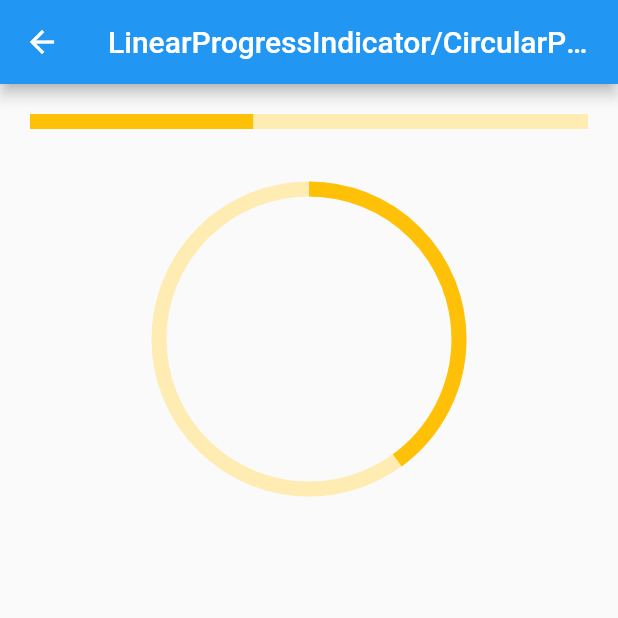
After one commit to starryxp/flutter_app, a Flutter app: the ProgressIndicatorPage screen opened by its route, on a phone screen of 412 x 824 dp, the top half of it. The commit adds this screen. Run offline on Flutter 3.47's test engine with Material 2 defaults, Android fonts, the phone set to English and light mode, and no system bars; our stand-ins replace fluttertoast.

Commit message:
ProgressIndicatorPage.dart

```diff
--- a/lib/main.dart
+++ b/lib/main.dart
@@ -27,6 +27,7 @@ import 'package:flutter_app/widgets/material/DataTablePage.dart';
 import 'package:flutter_app/widgets/material/DateTimePickersPage.dart';
 import 'package:flutter_app/widgets/material/ExpansionPanelPage.dart';
 import 'package:flutter_app/widgets/material/MaterialListPage.dart';
+import 'package:flutter_app/widgets/material/ProgressIndicatorPage.dart';
 import 'package:flutter_app/widgets/material/RadioPage.dart';
 import 'package:flutter_app/widgets/material/SimpleDialogPage.dart';
 import 'package:flutter_app/widgets/material/SliderPage.dart';
@@ -170,5 +171,7 @@ class MyApp extends StatelessWidget {
     Constant.widgetsMaterialTooltipPage: (context) => TooltipPage(),
     Constant.widgetsMaterialCardPage: (context) => CardPage(),
     Constant.widgetsMaterialDataTablePage: (context) => DataTablePage(),
+    Constant.widgetsMaterialProgressIndicatorPage: (context) =>
+        ProgressIndicatorPage(),
   };
 }
--- a/lib/utils/Constant.dart
+++ b/lib/utils/Constant.dart
@@ -60,4 +60,6 @@ class Constant {
       "widgets/material/card_page";
   static final widgetsMaterialDataTablePage =
       "widgets/material/data_table_page";
+  static final widgetsMaterialProgressIndicatorPage =
+      "widgets/material/progress_indicator_page";
 }
--- a/lib/widgets/material/MaterialListPage.dart
+++ b/lib/widgets/material/MaterialListPage.dart
@@ -76,9 +76,9 @@ class MaterialListPage extends StatelessWidget {
         content: '数据表显示原始数据集。它们通常出现在桌面企业产品中。DataTable Widget实现这个组件',
         routerName: Constant.widgetsMaterialDataTablePage),
     HomeData(
-        title: 'LinearProgressIndicator/CircularProgressIndicator',
+        title: 'LinearProgressIndicator\nCircularProgressIndicator',
         content: '一个线性进度条，一个圆形进度条',
-        routerName: ''),
+        routerName: Constant.widgetsMaterialProgressIndicatorPage),
     HomeData(
         title: 'Chip',
         content: '标签，一个Material widget。 它可以将一个复杂内容实体展现在一个小块中，如联系人。',
--- /dev/null
+++ b/lib/widgets/material/ProgressIndicatorPage.dart
@@ -0,0 +1,69 @@
+import 'package:flutter/material.dart';
+
+class ProgressIndicatorPage extends StatefulWidget {
+  final tip = '''
+1.ProgressIndicator介绍
+- LinearProgressIndicator：一个线性进度条
+- CircularProgressIndicator:一个圆形进度条
+2.LinearProgressIndicator属性
+- value：progress 0~1
+- backgroundColor：进度条底色
+- valueColor：Animation<Color> 进度条颜色 AlwaysStoppedAnimation<Color>(Colors.amber)
+3.CircularProgressIndicator属性
+- value：progress 0~1
+- backgroundColor：进度条底色
+- valueColor：Animation<Color> 进度条颜色 AlwaysStoppedAnimation<Color>(Colors.amber)
+- strokeWidth = 4.0：宽度
+  ''';
+
+  @override
+  State<StatefulWidget> createState() => _ProgressIndicatorPageState();
+}
+
+class _ProgressIndicatorPageState extends State<ProgressIndicatorPage> {
+
+  _myLinearProgressIndicator() {
+    return LinearProgressIndicator(
+      // value: null,
+      value: 0.4,
+      backgroundColor: Colors.amber.shade100,
+      valueColor: AlwaysStoppedAnimation<Color>(Colors.amber),
+    );
+  }
+
+  _myCircularProgressIndicator() {
+    return CircularProgressIndicator(
+      // value: null,
+      value: 0.4,
+      backgroundColor: Colors.amber.shade100,
+      valueColor: AlwaysStoppedAnimation<Color>(Colors.amber),
+      strokeWidth: 10,
+    );
+  }
+
+  @override
+  Widget build(BuildContext context) {
+    return Scaffold(
+      appBar: AppBar(
+        title: Text('LinearProgressIndicator/CircularProgressIndicator'),
+      ),
+      body: SingleChildScrollView(
+        child: Column(
+          children: [
+            Container(
+              margin: EdgeInsets.all(20),
+              height: 10,
+              child: _myLinearProgressIndicator(),
+            ),
+            Container(
+              margin: EdgeInsets.all(20),
+              width: 200,
+              height: 200,
+              child: _myCircularProgressIndicator(),
+            ),
+          ],
+        ),
+      ),
+    );
+  }
+}
```
